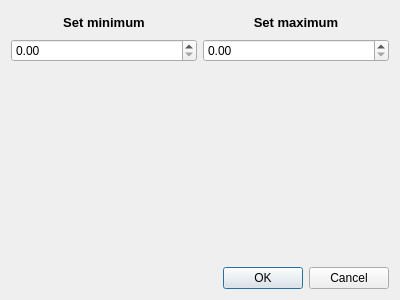
Old version of the form temperaturedialog.ui in the repository szazdenes/heatCam.
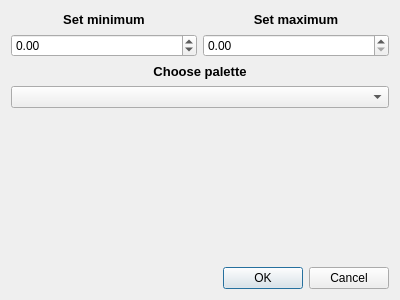
New version of the form.

Commit message: release working, new palette, new csv convert

Patch:
```diff
--- a/temperaturedialog.ui
+++ b/temperaturedialog.ui
@@ -25,7 +25,7 @@
     </widget>
    </item>
    <item row="0" column="0">
-    <layout class="QGridLayout" name="gridLayout_2" rowstretch="1,4,9">
+    <layout class="QGridLayout" name="gridLayout_2" rowstretch="1,4,1,1,9">
      <item row="0" column="1">
       <widget class="QLabel" name="label_2">
        <property name="font">
@@ -65,6 +65,9 @@
        <property name="accelerated">
         <bool>true</bool>
        </property>
+       <property name="minimum">
+        <double>-50.000000000000000</double>
+       </property>
       </widget>
      </item>
      <item row="1" column="1">
@@ -74,7 +77,7 @@
        </property>
       </widget>
      </item>
-     <item row="2" column="0">
+     <item row="4" column="0">
       <spacer name="verticalSpacer">
        <property name="orientation">
         <enum>Qt::Vertical</enum>
@@ -87,7 +90,7 @@
        </property>
       </spacer>
      </item>
-     <item row="2" column="1">
+     <item row="4" column="1">
       <spacer name="verticalSpacer_2">
        <property name="orientation">
         <enum>Qt::Vertical</enum>
@@ -100,6 +103,26 @@
        </property>
       </spacer>
      </item>
+     <item row="2" column="0" colspan="2">
+      <widget class="QLabel" name="label_3">
+       <property name="font">
+        <font>
+         <pointsize>10</pointsize>
+         <weight>75</weight>
+         <bold>true</bold>
+        </font>
+       </property>
+       <property name="text">
+        <string>Choose palette</string>
+       </property>
+       <property name="alignment">
+        <set>Qt::AlignCenter</set>
+       </property>
+      </widget>
+     </item>
+     <item row="3" column="0" colspan="2">
+      <widget class="QComboBox" name="comboBox"/>
+     </item>
     </layout>
    </item>
   </layout>
```
The commit also changes 4 other files.
